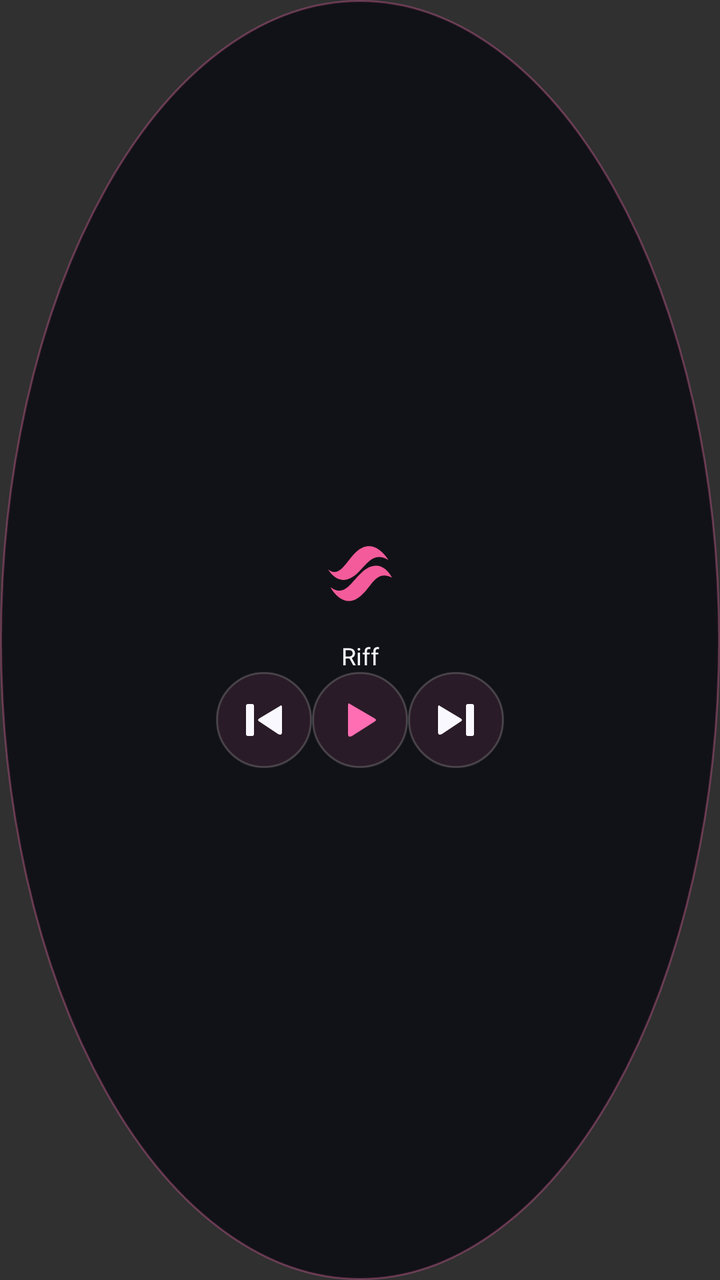
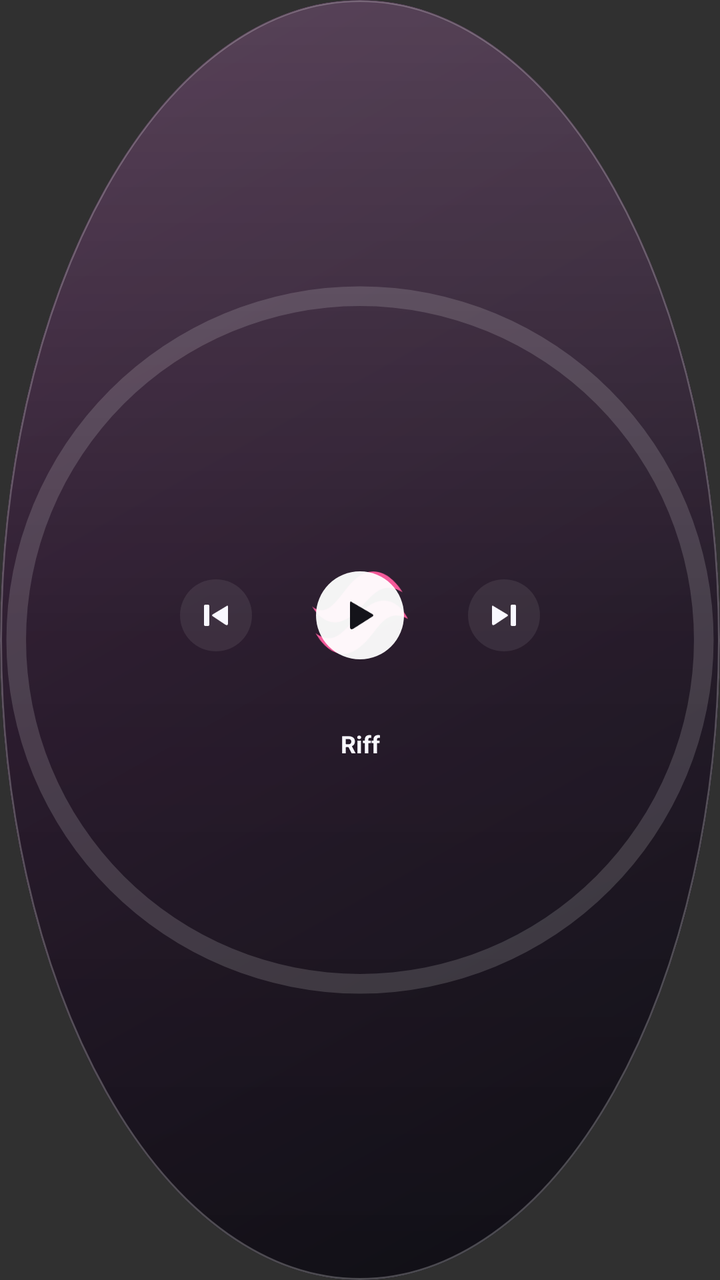

Two renders of the same Android screen: before a commit and after it. Below are the layout's source before the change and the commit's diff.
<!-- AndroidManifest.xml: application theme android:Theme.Material.NoActionBar -->
<!-- res/layout/widget_circle.xml -->
<LinearLayout xmlns:android="http://schemas.android.com/apk/res/android" android:id="@+id/widget_root" android:layout_width="match_parent" android:layout_height="match_parent" android:orientation="vertical" android:gravity="center" android:padding="12dp" android:background="@drawable/widget_circle"><ImageView android:id="@+id/widget_art" android:layout_width="64dp" android:layout_height="64dp" android:scaleType="centerCrop" android:contentDescription="@string/widget_artwork" android:src="@drawable/ic_launcher_foreground" /><TextView android:id="@+id/widget_title" android:layout_width="match_parent" android:layout_height="wrap_content" android:text="@string/app_name" android:textColor="#F9F8FF" android:textSize="12sp" android:gravity="center" android:maxLines="1" android:ellipsize="end" /><LinearLayout android:layout_width="wrap_content" android:layout_height="48dp" android:orientation="horizontal" android:gravity="center"><ImageButton android:id="@+id/widget_previous" android:layout_width="48dp" android:layout_height="48dp" android:background="@drawable/widget_button" android:padding="10dp" android:src="@drawable/widget_previous" android:contentDescription="@string/widget_previous" /><ImageButton android:id="@+id/widget_toggle" android:layout_width="48dp" android:layout_height="48dp" android:background="@drawable/widget_button" android:padding="10dp" android:src="@drawable/widget_toggle" android:contentDescription="@string/widget_toggle" /><ImageButton android:id="@+id/widget_next" android:layout_width="48dp" android:layout_height="48dp" android:background="@drawable/widget_button" android:padding="10dp" android:src="@drawable/widget_next" android:contentDescription="@string/widget_next" /></LinearLayout></LinearLayout>
<!-- resources referenced by this layout -->
<resources>
  <!-- drawable ic_launcher_foreground (drawable) -->
  <?xml version="1.0" encoding="utf-8"?>
  <vector xmlns:android="http://schemas.android.com/apk/res/android"
      android:width="108dp"
      android:height="108dp"
      android:viewportWidth="108"
      android:viewportHeight="108">
      <path
          android:fillColor="#F45B9A"
          android:pathData="M27,49 C37,57 43,41 51,34 C61,25 71,30 78,41 C66,34 61,43 53,51 C43,61 34,60 27,49 Z M29,64 C41,73 47,59 55,52 C66,41 76,46 81,56 C68,49 64,63 56,70 C46,80 36,76 29,64 Z" />
  </vector>
  <!-- drawable widget_button (drawable) -->
  <shape xmlns:android="http://schemas.android.com/apk/res/android"><solid android:color="#1AFF6DB2"/><corners android:radius="24dp"/><stroke android:width="1dp" android:color="#30FFFFFF"/></shape>
  <!-- drawable widget_circle (drawable) -->
  <shape xmlns:android="http://schemas.android.com/apk/res/android" android:shape="oval"><solid android:color="#F2101117"/><stroke android:width="1dp" android:color="#50FF6DB2"/></shape>
  <!-- drawable widget_next (drawable) -->
  <vector xmlns:android="http://schemas.android.com/apk/res/android" android:width="24dp" android:height="24dp" android:viewportWidth="24" android:viewportHeight="24"><path android:fillColor="#F9F8FF" android:pathData="M4,5Q3,4 3,6L3,18Q3,20 5,19L14,13Q16,12 14,11ZM18,4Q17,4 17,5L17,19Q17,20 18,20L20,20Q21,20 21,19L21,5Q21,4 20,4Z"/></vector>
  <!-- drawable widget_previous (drawable) -->
  <vector xmlns:android="http://schemas.android.com/apk/res/android" android:width="24dp" android:height="24dp" android:viewportWidth="24" android:viewportHeight="24"><path android:fillColor="#F9F8FF" android:pathData="M20,5Q21,4 21,6L21,18Q21,20 19,19L10,13Q8,12 10,11ZM6,4Q7,4 7,5L7,19Q7,20 6,20L4,20Q3,20 3,19L3,5Q3,4 4,4Z"/></vector>
  <!-- drawable widget_toggle (drawable) -->
  <vector xmlns:android="http://schemas.android.com/apk/res/android" android:width="24dp" android:height="24dp" android:viewportWidth="24" android:viewportHeight="24"><path android:fillColor="#FF6DB2" android:pathData="M7,4Q6,3 6,5L6,19Q6,21 8,20L19,13Q21,12 19,11Z"/></vector>
  <string name="app_name">Riff</string>
  <string name="widget_artwork">Open Riff</string>
  <string name="widget_next">Next song</string>
  <string name="widget_previous">Previous song</string>
  <string name="widget_toggle">Play or pause</string>
</resources>

<!-- the commit's change to res/layout/widget_circle.xml (unified diff, before → after) -->
@@ -1 +1 @@
-<LinearLayout xmlns:android="http://schemas.android.com/apk/res/android" android:id="@+id/widget_root" android:layout_width="match_parent" android:layout_height="match_parent" android:orientation="vertical" android:gravity="center" android:padding="12dp" android:background="@drawable/widget_circle"><ImageView android:id="@+id/widget_art" android:layout_width="64dp" android:layout_height="64dp" android:scaleType="centerCrop" android:contentDescription="@string/widget_artwork" android:src="@drawable/ic_launcher_foreground" /><TextView android:id="@+id/widget_title" android:layout_width="match_parent" android:layout_height="wrap_content" android:text="@string/app_name" android:textColor="#F9F8FF" android:textSize="12sp" android:gravity="center" android:maxLines="1" android:ellipsize="end" /><LinearLayout android:layout_width="wrap_content" android:layout_height="48dp" android:orientation="horizontal" android:gravity="center"><ImageButton android:id="@+id/widget_previous" android:layout_width="48dp" android:layout_height="48dp" android:background="@drawable/widget_button" android:padding="10dp" android:src="@drawable/widget_previous" android:contentDescription="@string/widget_previous" /><ImageButton android:id="@+id/widget_toggle" android:layout_width="48dp" android:layout_height="48dp" android:background="@drawable/widget_button" android:padding="10dp" android:src="@drawable/widget_toggle" android:contentDescription="@string/widget_toggle" /><ImageButton android:id="@+id/widget_next" android:layout_width="48dp" android:layout_height="48dp" android:background="@drawable/widget_button" android:padding="10dp" android:src="@drawable/widget_next" android:contentDescription="@string/widget_next" /></LinearLayout></LinearLayout>
+<FrameLayout xmlns:android="http://schemas.android.com/apk/res/android" android:id="@+id/widget_root" android:layout_width="match_parent" android:layout_height="match_parent" android:background="@drawable/widget_circle" android:clipToOutline="true"><ImageView android:id="@+id/widget_backdrop" android:layout_width="match_parent" android:layout_height="match_parent" android:scaleType="centerCrop" android:src="@drawable/widget_backdrop_idle" android:importantForAccessibility="no"/><FrameLayout android:layout_width="match_parent" android:layout_height="match_parent" android:background="@drawable/widget_glass_sheen_circle"><ProgressBar android:id="@+id/widget_progress" style="@android:style/Widget.ProgressBar.Horizontal" android:layout_width="match_parent" android:layout_height="match_parent" android:padding="3dp" android:max="1000" android:progress="0" android:progressDrawable="@drawable/widget_ring"/><LinearLayout android:layout_width="match_parent" android:layout_height="wrap_content" android:layout_gravity="center" android:orientation="vertical" android:gravity="center_horizontal"><LinearLayout android:layout_width="wrap_content" android:layout_height="wrap_content" android:orientation="horizontal" android:gravity="center_vertical"><ImageButton android:id="@+id/widget_previous" android:layout_width="36dp" android:layout_height="36dp" android:background="@drawable/widget_button" android:padding="10dp" android:scaleType="fitCenter" android:src="@drawable/widget_previous" android:contentDescription="@string/widget_previous" /><FrameLayout android:layout_width="96dp" android:layout_height="96dp" android:layout_marginHorizontal="6dp"><ImageView android:id="@+id/widget_art" android:layout_width="96dp" android:layout_height="96dp" android:scaleType="centerCrop" android:contentDescription="@string/widget_artwork" android:src="@drawable/ic_launcher_foreground" /><ImageButton android:id="@+id/widget_toggle" android:layout_width="44dp" android:layout_height="44dp" android:background="@drawable/widget_play_button" android:padding="12dp" android:scaleType="fitCenter" android:src="@drawable/widget_toggle" android:contentDescription="@string/widget_toggle" android:layout_gravity="center"/></FrameLayout><ImageButton android:id="@+id/widget_next" android:layout_width="36dp" android:layout_height="36dp" android:background="@drawable/widget_button" android:padding="10dp" android:scaleType="fitCenter" android:src="@drawable/widget_next" android:contentDescription="@string/widget_next" /></LinearLayout><TextView android:id="@+id/widget_title" android:layout_width="match_parent" android:layout_height="wrap_content" android:text="@string/app_name" android:textColor="#F9F8FF" android:textSize="12sp" android:maxLines="1" android:ellipsize="end" android:textStyle="bold" android:gravity="center" android:layout_marginTop="8dp" android:paddingHorizontal="40dp"/></LinearLayout></FrameLayout></FrameLayout>
<!-- resource entries referenced after the edit -->
@@ -11,16 +11,27 @@
           android:fillColor="#F45B9A"
           android:pathData="M27,49 C37,57 43,41 51,34 C61,25 71,30 78,41 C66,34 61,43 53,51 C43,61 34,60 27,49 Z M29,64 C41,73 47,59 55,52 C66,41 76,46 81,56 C68,49 64,63 56,70 C46,80 36,76 29,64 Z" />
   </vector>
+  <!-- drawable widget_backdrop_idle (drawable) -->
+  <shape xmlns:android="http://schemas.android.com/apk/res/android"><gradient android:angle="315" android:startColor="#3A1E3A" android:endColor="#101117"/></shape>
   <!-- drawable widget_button (drawable) -->
-  <shape xmlns:android="http://schemas.android.com/apk/res/android"><solid android:color="#1AFF6DB2"/><corners android:radius="24dp"/><stroke android:width="1dp" android:color="#30FFFFFF"/></shape>
+  <shape xmlns:android="http://schemas.android.com/apk/res/android" android:shape="oval"><solid android:color="#14FFFFFF"/></shape>
   <!-- drawable widget_circle (drawable) -->
-  <shape xmlns:android="http://schemas.android.com/apk/res/android" android:shape="oval"><solid android:color="#F2101117"/><stroke android:width="1dp" android:color="#50FF6DB2"/></shape>
+  <shape xmlns:android="http://schemas.android.com/apk/res/android" android:shape="oval"><solid android:color="#F2101117"/></shape>
+  <!-- drawable widget_glass_sheen_circle (drawable) -->
+  <shape xmlns:android="http://schemas.android.com/apk/res/android" android:shape="oval"><gradient android:angle="270" android:startColor="#29FFFFFF" android:centerColor="#05FFFFFF" android:endColor="#26000000"/><stroke android:width="1dp" android:color="#3DFFFFFF"/></shape>
   <!-- drawable widget_next (drawable) -->
   <vector xmlns:android="http://schemas.android.com/apk/res/android" android:width="24dp" android:height="24dp" android:viewportWidth="24" android:viewportHeight="24"><path android:fillColor="#F9F8FF" android:pathData="M4,5Q3,4 3,6L3,18Q3,20 5,19L14,13Q16,12 14,11ZM18,4Q17,4 17,5L17,19Q17,20 18,20L20,20Q21,20 21,19L21,5Q21,4 20,4Z"/></vector>
+  <!-- drawable widget_play_button (drawable) -->
+  <shape xmlns:android="http://schemas.android.com/apk/res/android" android:shape="oval"><solid android:color="#F2FFFFFF"/></shape>
   <!-- drawable widget_previous (drawable) -->
   <vector xmlns:android="http://schemas.android.com/apk/res/android" android:width="24dp" android:height="24dp" android:viewportWidth="24" android:viewportHeight="24"><path android:fillColor="#F9F8FF" android:pathData="M20,5Q21,4 21,6L21,18Q21,20 19,19L10,13Q8,12 10,11ZM6,4Q7,4 7,5L7,19Q7,20 6,20L4,20Q3,20 3,19L3,5Q3,4 4,4Z"/></vector>
+  <!-- drawable widget_ring (drawable) -->
+  <layer-list xmlns:android="http://schemas.android.com/apk/res/android">
+  <item android:id="@android:id/background"><shape android:shape="ring" android:innerRadiusRatio="2.12" android:thicknessRatio="36" android:useLevel="false"><solid android:color="#26FFFFFF"/></shape></item>
+  <item android:id="@android:id/progress"><rotate android:fromDegrees="270" android:toDegrees="270" android:pivotX="50%" android:pivotY="50%"><shape android:shape="ring" android:innerRadiusRatio="2.12" android:thicknessRatio="36" android:useLevel="true"><solid android:color="#FF6DB2"/></shape></rotate></item>
+  </layer-list>
   <!-- drawable widget_toggle (drawable) -->
-  <vector xmlns:android="http://schemas.android.com/apk/res/android" android:width="24dp" android:height="24dp" android:viewportWidth="24" android:viewportHeight="24"><path android:fillColor="#FF6DB2" android:pathData="M7,4Q6,3 6,5L6,19Q6,21 8,20L19,13Q21,12 19,11Z"/></vector>
+  <vector xmlns:android="http://schemas.android.com/apk/res/android" android:width="24dp" android:height="24dp" android:viewportWidth="24" android:viewportHeight="24"><path android:fillColor="#14131A" android:pathData="M7,4Q6,3 6,5L6,19Q6,21 8,20L19,13Q21,12 19,11Z"/></vector>
   <string name="app_name">Riff</string>
   <string name="widget_artwork">Open Riff</string>
   <string name="widget_next">Next song</string>
